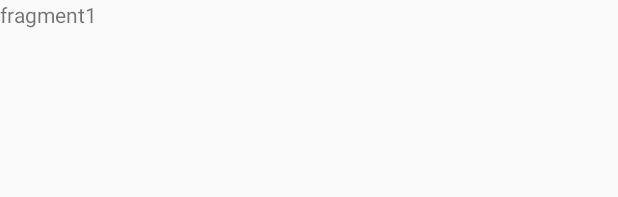
After one commit to inseong04/HealthyCorgi, an Android app: the layout fragment_1.xml on its own in the app's theme, with its tools: preview values and no code run, on a phone screen of 412 x 824 dp. The commit adds this screen. Shown: the top 197 px of the screen. Run offline under Robolectric (Android 15) with nearby library versions, the light colour scheme and no system bars.

```diff
--- /dev/null
+++ b/app/src/main/res/layout/fragment_1.xml
@@ -0,0 +1,14 @@
+<?xml version="1.0" encoding="utf-8"?>
+<FrameLayout xmlns:android="http://schemas.android.com/apk/res/android"
+    xmlns:tools="http://schemas.android.com/tools"
+    android:layout_width="match_parent"
+    android:layout_height="match_parent"
+    tools:context=".Fragment1">
+
+    <!-- TODO: Update blank fragment layout -->
+    <TextView
+        android:layout_width="match_parent"
+        android:layout_height="match_parent"
+        android:text="fragment1" />
+
+</FrameLayout>
```
Also changed, not shown: app/src/main/java/com/example/digitalcontent_project/Fragment1.java (added, +31 -0 lines), app/src/main/java/com/example/digitalcontent_project/Fragment2.java (added, +32 -0 lines), app/src/main/java/com/example/digitalcontent_project/Fragment3.java (added, +29 -0 lines), app/src/main/java/com/example/digitalcontent_project/MainActivity.java (+33 -0 lines), app/src/main/res/layout/activity_main.xml (+13 -0 lines), app/src/main/res/layout/fragment_2.xml (added, +14 -0 lines), app/src/main/res/layout/fragment_3.xml (added, +14 -0 lines).
